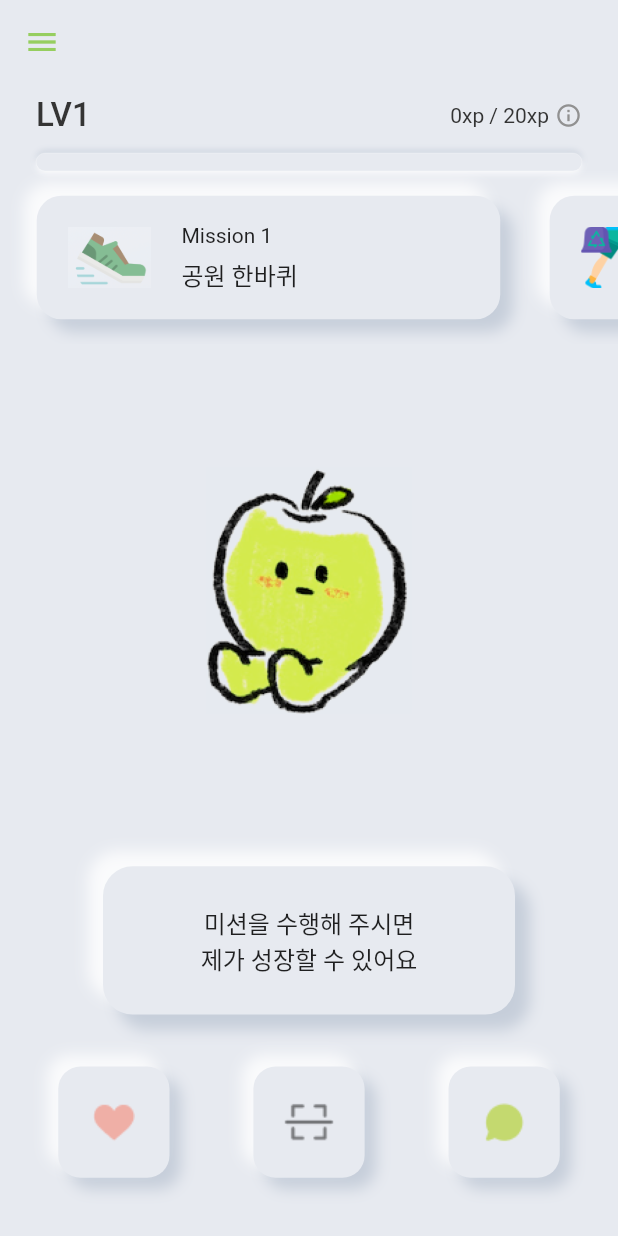
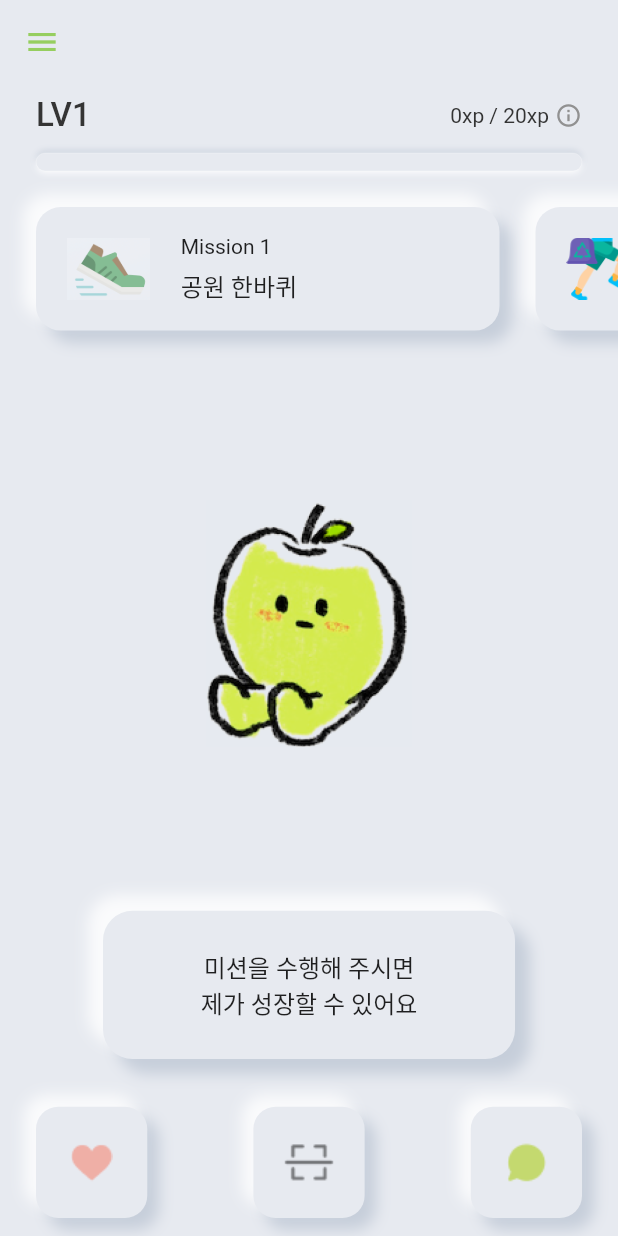
Before and after one commit to SWM-NiceGuy/SavingZoo-Client, a Flutter app: the MainScreen screen opened by its route, on a phone screen of 412 x 824 dp. Run offline on Flutter 3.47's test engine with Material 2 defaults, Android fonts, the phone set to English and light mode, and no system bars; our stand-ins replace firebase_auth, firebase_core, lottie, permission_handler, shared_preferences, sign_in_with_apple; missing offline and left inert: jose, kakao_flutter_sdk, qr_code_scanner, word_break_text; accounts and stored records are empty.

Commit message:
update: 그림자 박스들과 경험치 게이지 좌우 마진값 동일하게 적용

```diff
--- a/lib/presentation/screens/grow/components/mission_box.dart
+++ b/lib/presentation/screens/grow/components/mission_box.dart
@@ -8,6 +8,7 @@ class MissionBox extends StatelessWidget {
   final String content;
   final String imagePath;
   final bool isComplete;
+  final EdgeInsets? padding;
 
   const MissionBox({
     Key? key,
@@ -17,6 +18,7 @@ class MissionBox extends StatelessWidget {
     required this.content,
     required this.imagePath,
     this.isComplete = false,
+    this.padding,
   }) : super(key: key);
 
   @override
@@ -24,6 +26,7 @@ class MissionBox extends StatelessWidget {
     return ShadowContainer(
       width: width,
       height: height,
+      padding: padding,
       backgroundColor: isComplete ? Colors.grey.shade400 : null,
       child: Stack(
         children: [
--- a/lib/presentation/screens/grow/components/shadow_button.dart
+++ b/lib/presentation/screens/grow/components/shadow_button.dart
@@ -7,6 +7,7 @@ class ShadowButton extends StatefulWidget {
   final VoidCallback onPress;
   final double width;
   final double height;
+  final EdgeInsets? padding;
   final Widget? child;
   final double? borderRadius;
 
@@ -15,6 +16,7 @@ class ShadowButton extends StatefulWidget {
     required this.width,
     required this.height,
     required this.onPress,
+    this.padding,
     this.child,
     this.borderRadius,
   }) : super(key: key);
@@ -33,7 +35,7 @@ class _ShadowButtonState extends State<ShadowButton> {
         widget.borderRadius ?? min(widget.width, widget.height) / 5;
 
     return Padding(
-      padding: EdgeInsets.all(minSize / 5),
+      padding: widget.padding ?? EdgeInsets.all(minSize / 5),
       child: GestureDetector(
         onTapUp: (details) {
           widget.onPress();
--- a/lib/presentation/screens/grow/components/shadow_container.dart
+++ b/lib/presentation/screens/grow/components/shadow_container.dart
@@ -9,6 +9,7 @@ class ShadowContainer extends StatelessWidget {
   final Color? backgroundColor;
   final Color? darkShadowColor;
   final Color? lightShadowColor;
+  final EdgeInsets? padding;
   final Widget? child;
 
   const ShadowContainer({
@@ -17,6 +18,7 @@ class ShadowContainer extends StatelessWidget {
     this.backgroundColor,
     this.darkShadowColor,
     this.lightShadowColor,
+    this.padding,
     this.child,
     Key? key,
   }) : super(key: key);
@@ -26,7 +28,7 @@ class ShadowContainer extends StatelessWidget {
     final minSize = min(width, height);
 
     return Padding(
-      padding: EdgeInsets.all(minSize / 5),
+      padding: padding ?? EdgeInsets.all(minSize / 5),
       child: Container(
         width: width,
         height: height,
--- a/lib/presentation/screens/grow/grow_screen.dart
+++ b/lib/presentation/screens/grow/grow_screen.dart
@@ -82,13 +82,12 @@ class GrowScreen extends StatelessWidget {
             ),
             SingleChildScrollView(
               scrollDirection: Axis.horizontal,
-              padding:
-                  const EdgeInsets.symmetric(vertical: 0.0, horizontal: 8.0),
               child: Row(
                 children: [
                   MissionBox(
                     width: width * 0.75,
                     height: missionBoxHeight,
+                    padding: EdgeInsets.all(screenMargin),
                     isComplete: completedMissions.contains(1),
                     title: 'Mission 1',
                     content: '공원 한바퀴',
@@ -97,6 +96,12 @@ class GrowScreen extends StatelessWidget {
                   MissionBox(
                     width: width * 0.75,
                     height: missionBoxHeight,
+                    padding: EdgeInsets.fromLTRB(
+                      0.0,
+                      screenMargin,
+                      screenMargin,
+                      screenMargin,
+                    ),
                     isComplete: completedMissions.contains(2),
                     title: 'Mission 2',
                     content: '플로깅',
@@ -122,7 +127,7 @@ class GrowScreen extends StatelessWidget {
             growController.heartsIsVisible
                 ? Lottie.asset(
                     'assets/lotties/lottie-hearts.json',
-                    height: avatarHeight * 1.5,
+                    height: avatarHeight * 1.2,
                     repeat: false,
                   )
                 : const SizedBox(),
@@ -137,13 +142,17 @@ class GrowScreen extends StatelessWidget {
               // height: 100.0,
             ),
             Padding(
-              padding: const EdgeInsets.all(screenMargin).copyWith(top: 0.0),
+              padding: const EdgeInsets.symmetric(
+                horizontal: screenMargin,
+                vertical: screenMargin / 2,
+              ),
               child: Row(
                 mainAxisAlignment: MainAxisAlignment.spaceBetween,
                 children: [
                   ShadowButton(
                     width: buttonHeight,
                     height: buttonHeight,
+                    padding: EdgeInsets.zero,
                     onPress: growController.showHearts,
                     child: Image.asset(
                       'assets/images/heart_icon.png',
@@ -154,6 +163,7 @@ class GrowScreen extends StatelessWidget {
                   ShadowButton(
                     width: buttonHeight,
                     height: buttonHeight,
+                    padding: EdgeInsets.zero,
                     onPress: executeMissionComplete,
                     child: Image.asset(
                       'assets/images/barcode_icon.png',
@@ -164,6 +174,7 @@ class GrowScreen extends StatelessWidget {
                   ShadowButton(
                     width: buttonHeight,
                     height: buttonHeight,
+                    padding: EdgeInsets.zero,
                     onPress: growController.changeComment,
                     child: Image.asset(
                       'assets/images/comment_icon.png',
--- a/lib/presentation/screens/main_screen.dart
+++ b/lib/presentation/screens/main_screen.dart
@@ -78,7 +78,9 @@ class _MainScreenState extends State<MainScreen> {
         iconTheme: const IconThemeData(color: Color(0xFF96CE5F)),
       ),
       backgroundColor: backgroundColor,
-      body: GrowScreen(isNewUser: true),
+      body: SafeArea(
+        child: GrowScreen(isNewUser: true),
+      ),
     );
   }
 
```
